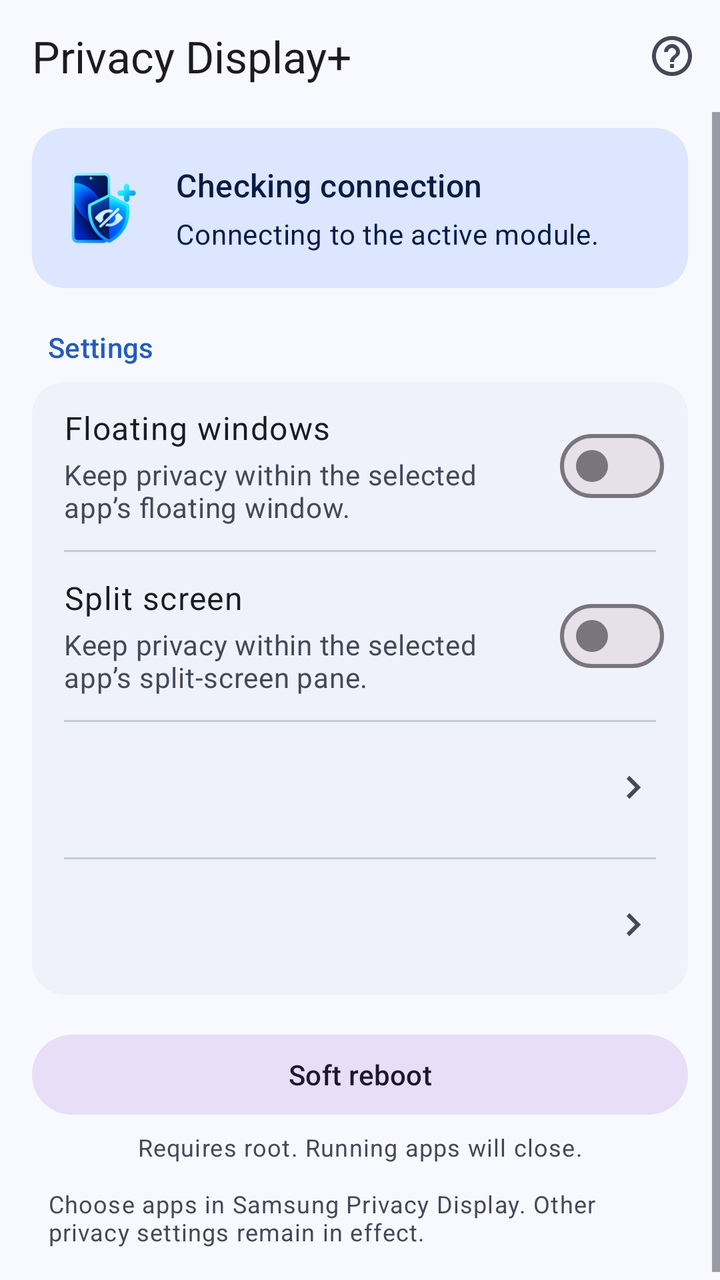
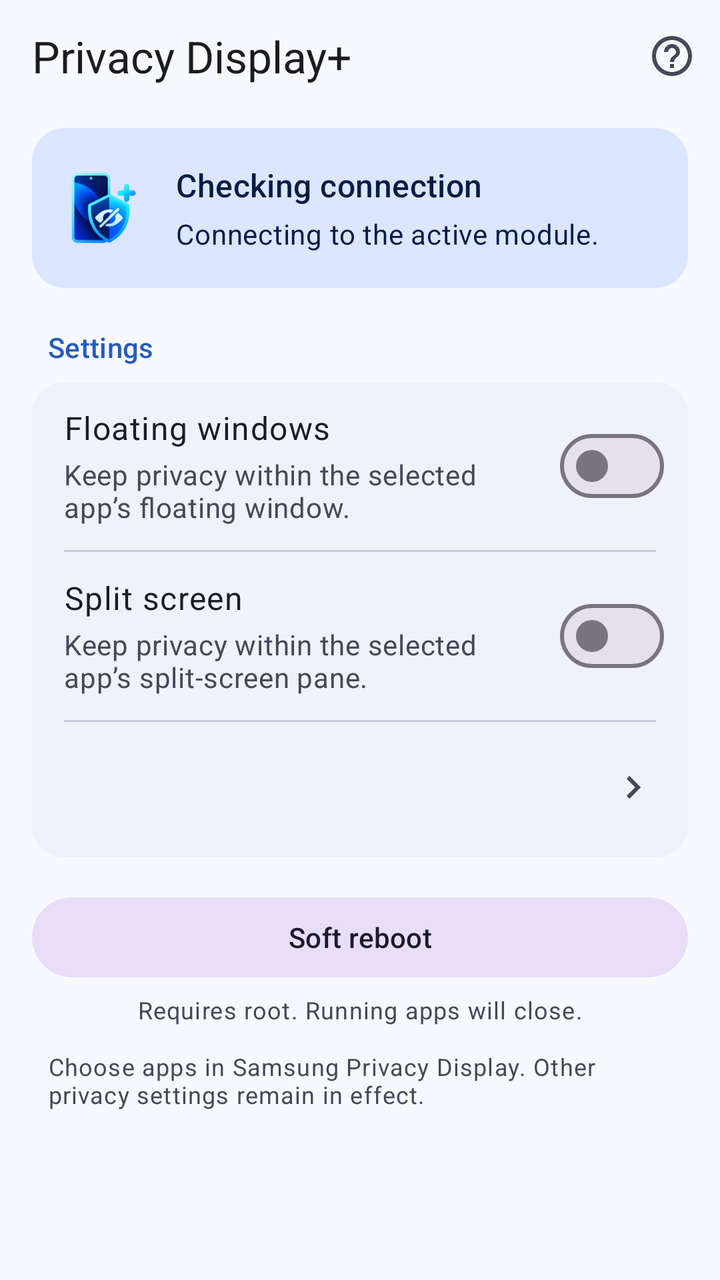

An Android layout rendered at two revisions. The XML below is the earlier revision; the diff shows what the commit changed to produce the second picture.
<!-- AndroidManifest.xml: application theme Theme.PrivacyDisplayPlus -->
<!-- res/layout/activity_main.xml -->
<?xml version="1.0" encoding="utf-8"?>
<LinearLayout xmlns:android="http://schemas.android.com/apk/res/android"
    xmlns:app="http://schemas.android.com/apk/res-auto"
    android:id="@+id/screen" android:layout_width="match_parent" android:layout_height="match_parent"
    android:orientation="vertical">
    <com.google.android.material.appbar.MaterialToolbar
        android:id="@+id/toolbar" android:layout_width="match_parent" android:layout_height="56dp"
        app:title="@string/app_name" app:menu="@menu/main"
        app:contentInsetStart="16dp" app:contentInsetEnd="8dp"
        app:titleTextAppearance="@style/TextAppearance.Material3.TitleLarge" />
    <ScrollView android:layout_width="match_parent" android:layout_height="0dp"
        android:layout_weight="1" android:clipToPadding="false" android:fillViewport="false">
        <LinearLayout android:layout_width="match_parent" android:layout_height="wrap_content"
            android:orientation="vertical" android:paddingStart="16dp" android:paddingEnd="16dp"
            android:paddingTop="8dp" android:paddingBottom="20dp">
            <com.google.android.material.card.MaterialCardView
                style="@style/Widget.Material3.CardView.Filled"
                android:layout_width="match_parent" android:layout_height="wrap_content"
                app:cardBackgroundColor="?attr/colorPrimaryContainer" app:cardElevation="0dp"
                app:shapeAppearanceOverlay="@style/Shape.PrivacyDisplayPlus.Card">
                <LinearLayout android:layout_width="match_parent" android:layout_height="wrap_content"
                    android:orientation="horizontal" android:gravity="center_vertical" android:padding="16dp">
                    <ImageView android:layout_width="40dp" android:layout_height="48dp"
                        android:layout_marginEnd="16dp" android:src="@drawable/ic_brand"
                        android:importantForAccessibility="no" android:contentDescription="@null" />
                    <LinearLayout android:layout_width="0dp" android:layout_height="wrap_content"
                        android:layout_weight="1" android:orientation="vertical">
                        <TextView android:id="@+id/status_title"
                            android:layout_width="match_parent" android:layout_height="wrap_content"
                            android:text="@string/status_connecting"
                            android:textAppearance="@style/TextAppearance.Material3.TitleMedium"
                            android:textColor="?attr/colorOnPrimaryContainer"
                            android:accessibilityLiveRegion="polite" />
                        <TextView android:id="@+id/status_detail"
                            android:layout_width="match_parent" android:layout_height="wrap_content"
                            android:layout_marginTop="4dp" android:text="@string/status_connecting_detail"
                            android:textAppearance="@style/TextAppearance.Material3.BodyMedium"
                            android:textColor="?attr/colorOnPrimaryContainer" />
                    </LinearLayout>
                </LinearLayout>
            </com.google.android.material.card.MaterialCardView>

            <TextView android:layout_width="match_parent" android:layout_height="wrap_content"
                android:layout_marginTop="20dp" android:layout_marginStart="8dp" android:layout_marginBottom="8dp"
                android:text="@string/settings_section"
                android:textAppearance="@style/TextAppearance.Material3.LabelLarge"
                android:textColor="?attr/colorPrimary" android:accessibilityHeading="true" />
            <com.google.android.material.card.MaterialCardView
                style="@style/Widget.Material3.CardView.Filled"
                android:layout_width="match_parent" android:layout_height="wrap_content"
                app:cardBackgroundColor="?attr/colorSurfaceContainer" app:cardElevation="0dp"
                app:shapeAppearanceOverlay="@style/Shape.PrivacyDisplayPlus.Card">
                <LinearLayout android:layout_width="match_parent" android:layout_height="wrap_content"
                    android:orientation="vertical">
                    <LinearLayout android:layout_width="match_parent" android:layout_height="wrap_content"
                        android:orientation="horizontal" android:gravity="center_vertical"
                        android:paddingStart="16dp" android:paddingEnd="12dp"
                        android:paddingTop="12dp" android:paddingBottom="12dp">
                        <LinearLayout android:layout_width="0dp" android:layout_height="wrap_content"
                            android:layout_weight="1" android:orientation="vertical" android:layout_marginEnd="12dp">
                            <TextView android:layout_width="match_parent" android:layout_height="wrap_content"
                                android:text="@string/floating_title" android:labelFor="@id/popup_toggle"
                                android:textAppearance="@style/TextAppearance.Material3.BodyLarge"
                                android:textColor="?attr/colorOnSurface" />
                            <TextView android:layout_width="match_parent" android:layout_height="wrap_content"
                                android:layout_marginTop="3dp" android:text="@string/floating_description"
                                android:textAppearance="@style/TextAppearance.Material3.BodyMedium"
                                android:textColor="?attr/colorOnSurfaceVariant" />
                        </LinearLayout>
                        <com.google.android.material.materialswitch.MaterialSwitch
                            android:id="@+id/popup_toggle" android:layout_width="wrap_content"
                            android:layout_height="48dp" android:minWidth="48dp"
                            android:contentDescription="@string/floating_title" />
                    </LinearLayout>
                    <com.google.android.material.divider.MaterialDivider
                        android:layout_width="match_parent" android:layout_height="1dp"
                        app:dividerInsetStart="16dp" app:dividerInsetEnd="16dp" />
                    <LinearLayout android:layout_width="match_parent" android:layout_height="wrap_content"
                        android:orientation="horizontal" android:gravity="center_vertical"
                        android:paddingStart="16dp" android:paddingEnd="12dp"
                        android:paddingTop="12dp" android:paddingBottom="12dp">
                        <LinearLayout android:layout_width="0dp" android:layout_height="wrap_content"
                            android:layout_weight="1" android:orientation="vertical" android:layout_marginEnd="12dp">
                            <TextView android:layout_width="match_parent" android:layout_height="wrap_content"
                                android:text="@string/split_title" android:labelFor="@id/split_toggle"
                                android:textAppearance="@style/TextAppearance.Material3.BodyLarge"
                                android:textColor="?attr/colorOnSurface" />
                            <TextView android:layout_width="match_parent" android:layout_height="wrap_content"
                                android:layout_marginTop="3dp" android:text="@string/split_description"
                                android:textAppearance="@style/TextAppearance.Material3.BodyMedium"
                                android:textColor="?attr/colorOnSurfaceVariant" />
                        </LinearLayout>
                        <com.google.android.material.materialswitch.MaterialSwitch
                            android:id="@+id/split_toggle" android:layout_width="wrap_content"
                            android:layout_height="48dp" android:minWidth="48dp"
                            android:contentDescription="@string/split_title" />
                    </LinearLayout>
                    <com.google.android.material.divider.MaterialDivider
                        android:layout_width="match_parent" android:layout_height="1dp"
                        app:dividerInsetStart="16dp" app:dividerInsetEnd="16dp" />
                    <include android:id="@+id/app_rules" layout="@layout/settings_action_row" />
                    <com.google.android.material.divider.MaterialDivider
                        android:layout_width="match_parent" android:layout_height="1dp"
                        app:dividerInsetStart="16dp" app:dividerInsetEnd="16dp" />
                    <include android:id="@+id/protect_window" layout="@layout/settings_action_row" />
                </LinearLayout>
            </com.google.android.material.card.MaterialCardView>

            <com.google.android.material.button.MaterialButton
                android:id="@+id/soft_reboot" style="@style/Widget.Material3.Button.TonalButton"
                android:layout_width="match_parent" android:layout_height="wrap_content"
                android:layout_marginTop="16dp" android:minHeight="48dp"
                android:text="@string/soft_reboot"
                android:textAppearance="@style/TextAppearance.Material3.LabelLarge" />
            <TextView android:id="@+id/reboot_status"
                android:layout_width="match_parent" android:layout_height="wrap_content"
                android:layout_marginTop="4dp" android:paddingStart="8dp" android:paddingEnd="8dp"
                android:gravity="center" android:text="@string/reboot_root_hint"
                android:textAppearance="@style/TextAppearance.Material3.BodySmall"
                android:textColor="?attr/colorOnSurfaceVariant" android:accessibilityLiveRegion="polite" />

            <TextView android:layout_width="match_parent" android:layout_height="wrap_content"
                android:layout_marginTop="12dp" android:paddingStart="8dp" android:paddingEnd="8dp"
                android:text="@string/samsung_hint"
                android:textAppearance="@style/TextAppearance.Material3.BodySmall"
                android:textColor="?attr/colorOnSurfaceVariant" />
        </LinearLayout>
    </ScrollView>
</LinearLayout>
<!-- res/layout/settings_action_row.xml (included above) -->
<?xml version="1.0" encoding="utf-8"?>
<LinearLayout xmlns:android="http://schemas.android.com/apk/res/android"
    android:layout_width="match_parent" android:layout_height="wrap_content"
    android:orientation="horizontal" android:gravity="center_vertical"
    android:paddingStart="16dp" android:paddingEnd="16dp" android:paddingTop="12dp" android:paddingBottom="12dp"
    android:minHeight="64dp" android:clickable="true" android:focusable="true"
    android:background="?attr/selectableItemBackground">
    <LinearLayout android:layout_width="0dp" android:layout_height="wrap_content"
        android:layout_weight="1" android:orientation="vertical" android:layout_marginEnd="12dp">
        <TextView android:id="@+id/action_title" android:layout_width="match_parent" android:layout_height="wrap_content"
            android:textAppearance="@style/TextAppearance.Material3.BodyLarge" android:textColor="?attr/colorOnSurface" />
        <TextView android:id="@+id/action_detail" android:layout_width="match_parent" android:layout_height="wrap_content"
            android:layout_marginTop="3dp" android:textAppearance="@style/TextAppearance.Material3.BodyMedium"
            android:textColor="?attr/colorOnSurfaceVariant" />
    </LinearLayout>
    <ImageView android:layout_width="24dp" android:layout_height="24dp" android:src="@drawable/ic_chevron_right"
        android:importantForAccessibility="no" android:contentDescription="@null" />
</LinearLayout>
<!-- resources referenced by this layout -->
<resources>
  <!-- drawable ic_brand: png bitmap (drawable-hdpi, 7210 bytes) -->
  <!-- drawable ic_chevron_right (drawable) -->
  <vector xmlns:android="http://schemas.android.com/apk/res/android" android:width="24dp" android:height="24dp"
      android:viewportWidth="24" android:viewportHeight="24" android:autoMirrored="true" android:tint="?attr/colorOnSurfaceVariant">
      <path android:fillColor="#FFFFFFFF" android:pathData="M9.29,6.71L13.59,11l-4.3,4.29L10.71,16.71 16.41,11 10.71,5.29z" />
  </vector>
  <string name="app_name">Privacy Display+</string>
  <string name="floating_description">Keep privacy within the selected app\u2019s floating window.</string>
  <string name="floating_title">Floating windows</string>
  <string name="reboot_root_hint">Requires root. Running apps will close.</string>
  <string name="samsung_hint">Choose apps in Samsung Privacy Display. Other privacy settings remain in effect.</string>
  <string name="settings_section">Settings</string>
  <string name="soft_reboot">Soft reboot</string>
  <string name="split_description">Keep privacy within the selected app\u2019s split-screen pane.</string>
  <string name="split_title">Split screen</string>
  <string name="status_connecting">Checking connection</string>
  <string name="status_connecting_detail">Connecting to the active module.</string>
  <style name="Shape.PrivacyDisplayPlus.Card" parent="">
          <item name="cornerFamily">rounded</item>
          <item name="cornerSize">16dp</item>
      </style>
  <style name="Theme.PrivacyDisplayPlus" parent="Theme.Material3.DayNight.NoActionBar">
          <item name="colorPrimary">@color/accent</item>
          <item name="colorOnPrimary">@color/on_primary</item>
          <item name="colorPrimaryContainer">@color/primary_container</item>
          <item name="colorOnPrimaryContainer">@color/on_primary_container</item>
          <item name="colorSurface">@color/background</item>
          <item name="colorSurfaceContainer">@color/surface</item>
          <item name="colorSurfaceContainerHigh">@color/surface_high</item>
          <item name="colorOnSurface">@color/text_primary</item>
          <item name="colorOnSurfaceVariant">@color/text_secondary</item>
          <item name="colorOutlineVariant">@color/outline</item>
          <item name="colorError">@color/error</item>
          <item name="android:windowBackground">@color/background</item>
          <item name="android:windowLightStatusBar">true</item>
          <item name="android:windowLightNavigationBar">true</item>
      </style>
  <color name="accent">#245CBD</color>
  <color name="on_primary">#FFFFFF</color>
  <color name="primary_container">#DCE6FF</color>
  <color name="on_primary_container">#071C45</color>
  <color name="background">#F8F9FF</color>
  <color name="surface">#EFF2FA</color>
  <color name="surface_high">#E7EBF5</color>
  <color name="text_primary">#191C25</color>
  <color name="text_secondary">#444959</color>
  <color name="outline">#C5CAD8</color>
  <color name="error">#BA1A1A</color>
</resources>

<!-- the commit's change to res/layout/activity_main.xml (unified diff, before → after) -->
@@ -99,10 +99,6 @@
                         android:layout_width="match_parent" android:layout_height="1dp"
                         app:dividerInsetStart="16dp" app:dividerInsetEnd="16dp" />
                     <include android:id="@+id/app_rules" layout="@layout/settings_action_row" />
-                    <com.google.android.material.divider.MaterialDivider
-                        android:layout_width="match_parent" android:layout_height="1dp"
-                        app:dividerInsetStart="16dp" app:dividerInsetEnd="16dp" />
-                    <include android:id="@+id/protect_window" layout="@layout/settings_action_row" />
                 </LinearLayout>
             </com.google.android.material.card.MaterialCardView>
 
